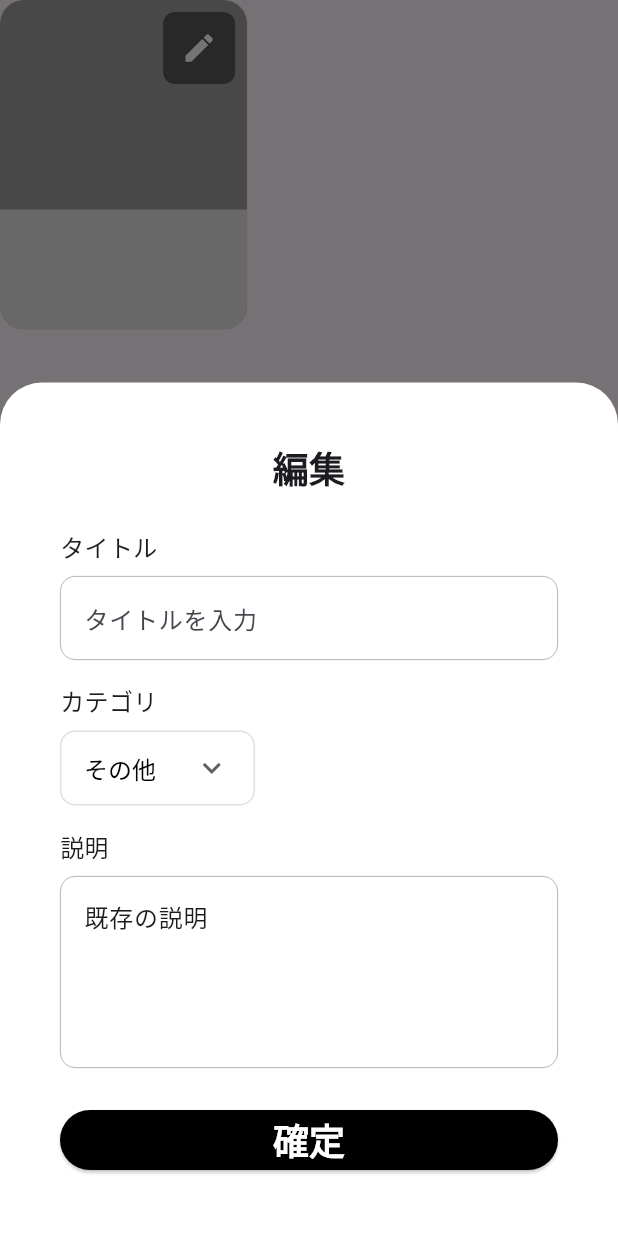
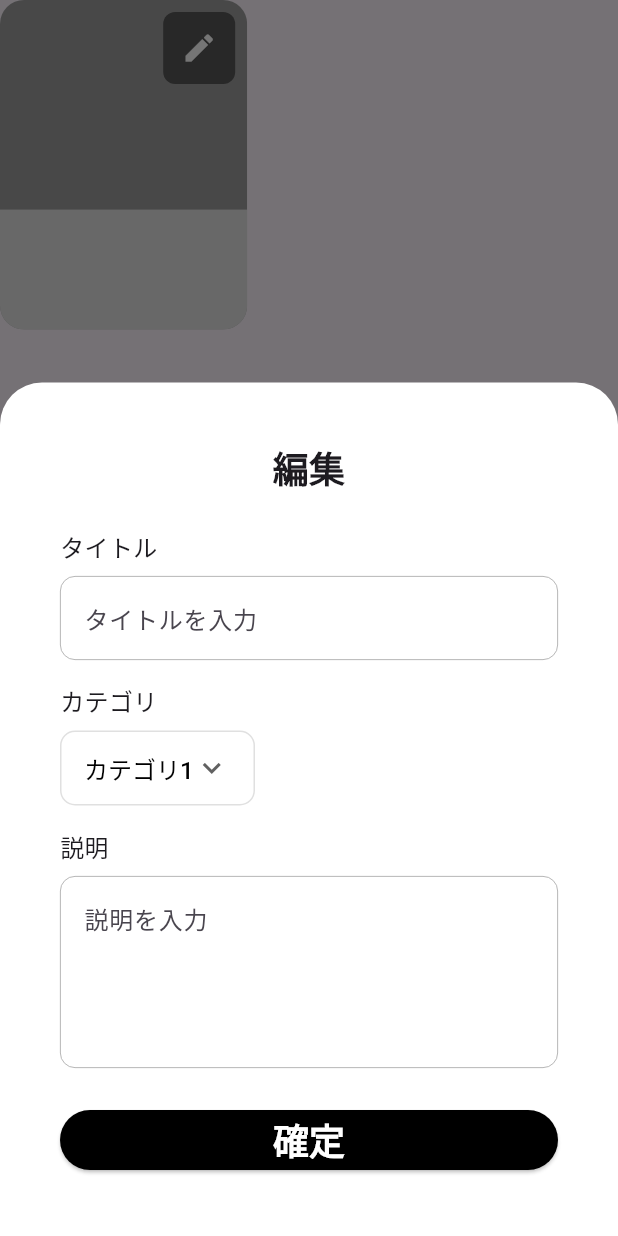
Before and after one commit to suke-0612/SNAPPY, a Flutter app: the ItemCard widget shown alone on an empty page, opened directly with empty values, after a tap on the "edit" icon, on a phone screen of 412 x 824 dp. Run offline on Flutter 3.47's test engine with Material 3 defaults, Android fonts, the phone set to English and light mode, and no system bars; our stand-ins replace isar; missing offline and left inert: photo_manager; accounts and stored records are empty; generated files the repository leaves out were written again; statements that could not run were skipped.

Commit message:
スクショ情報編集ロジック

```diff
--- a/lib/components/items_view/item_card.dart
+++ b/lib/components/items_view/item_card.dart
@@ -5,6 +5,8 @@ import 'package:snappy/importer.dart';
 
 class ItemCard extends StatelessWidget {
   final String text;
+  final String category;
+  final String description;
   final bool isSelected;
   final VoidCallback? onTap;
   final VoidCallback? onLongPress;
@@ -14,6 +16,8 @@ class ItemCard extends StatelessWidget {
   const ItemCard({
     super.key,
     required this.text,
+    required this.category,
+    required this.description,
     required this.isSelected,
     this.onTap,
     this.onLongPress,
@@ -93,8 +97,8 @@ class ItemCard extends StatelessWidget {
                                 ),
                                 child: EditItemInfoForm(
                                   initialTitle: text,
-                                  initialCategory: 'その他',
-                                  initialDescription: '既存の説明',
+                                  initialCategory: category,
+                                  initialDescription: description,
                                   onSubmit: () {
                                     if (onEdit != null) {
                                       onEdit!();
--- a/lib/components/items_view/items_view.dart
+++ b/lib/components/items_view/items_view.dart
@@ -61,6 +61,8 @@ class _ItemsViewState extends State<ItemsView> {
           return ItemCard(
             key: ValueKey(item.id),
             text: item.text,
+            category: item.category,
+            description: item.description,
             isSelected: isSelected,
             onTap: () => widget.onItemTap(item),
             onLongPress: () => widget.onItemLongPress(item),
@@ -70,6 +72,8 @@ class _ItemsViewState extends State<ItemsView> {
           return ItemCard(
             key: ValueKey(item.id),
             text: item.text,
+            category: item.category,
+            description: item.description,
             isSelected: isSelected,
             onTap: () => widget.onItemTap(item),
             onLongPress: () => widget.onItemLongPress(item),
--- a/lib/importer.dart
+++ b/lib/importer.dart
@@ -13,7 +13,6 @@ export 'package:snappy/components/pagination.dart';
 export 'package:snappy/components/items_view/item_card.dart';
 export 'package:snappy/components/items_view/items_view.dart';
 export 'package:snappy/models/item_data.dart';
-export 'package:snappy/models/tags.dart';
 export 'package:snappy/components/edit_item_info_form.dart';
 
 export 'package:photo_manager/photo_manager.dart';
--- a/lib/models/item_data.dart
+++ b/lib/models/item_data.dart
@@ -4,12 +4,16 @@ import 'package:flutter/material.dart';
 class ItemData {
   final String id;
   final String text;
+  final String category;
+  final String description;
   final Widget onTapPopupContent;
   final AssetEntity? assetEntity;
 
   ItemData({
     required this.id,
     required this.text,
+    required this.category,
+    required this.description,
     required this.onTapPopupContent,
     this.assetEntity,
   });
--- a/lib/pages/home.dart
+++ b/lib/pages/home.dart
@@ -58,6 +58,8 @@ class _HomeState extends State<Home> {
       return ItemData(
         id: asset.id,
         text: dbData?.title ?? '',
+        category: dbData?.tag ?? 'その他',
+        description: dbData?.description ?? 'なし',
         onTapPopupContent: Text('Asset ID: ${asset.id}\n'
             'タグ: ${dbData?.tag ?? "なし"}\n'
             'タイトル: ${dbData?.title ?? "なし"}\n'
```
